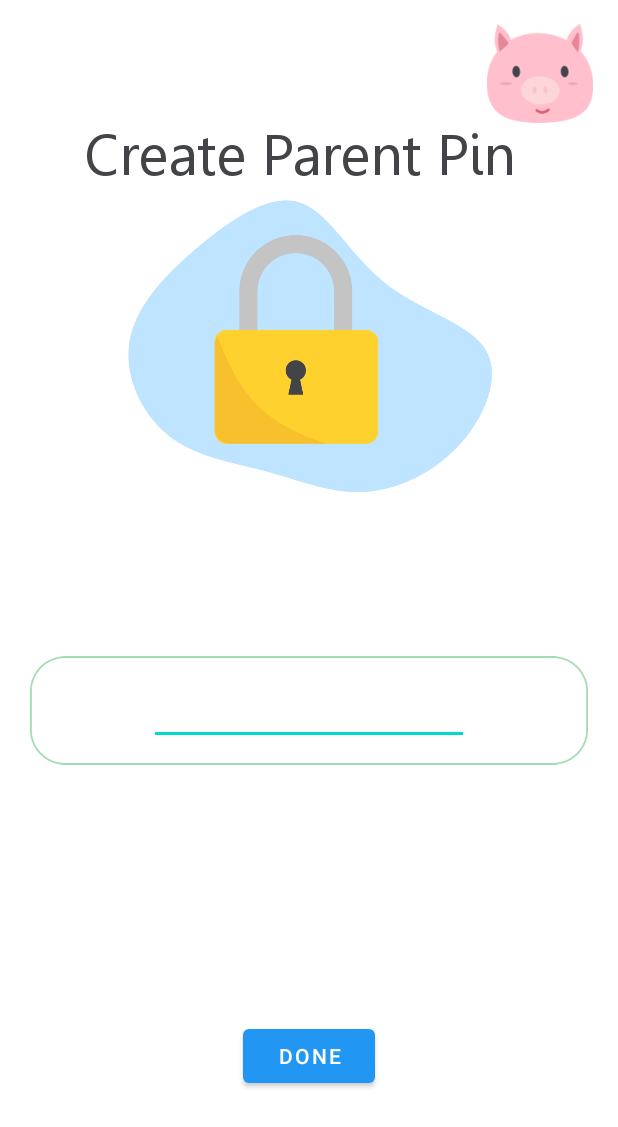
After one commit to BME-HtN2020/PocketPiggy2, an Android app: the layout activity_pin.xml on its own in the app's theme, with its tools: preview values and no code run, on a phone screen of 412 x 824 dp. The commit adds this screen. Shown: the top 1127 px of the screen. Run offline under Robolectric (Android 15) with nearby library versions, the phone set to English and light mode, and no system bars.

Commit message:
Added basic di and created a new PinActivity as an example

```diff
--- a/ProjectPiggy2/app/src/main/AndroidManifest.xml
+++ b/ProjectPiggy2/app/src/main/AndroidManifest.xml
@@ -3,6 +3,7 @@
     package="com.example.projectpiggy2">
 
     <application
+        android:name=".application.PocketPiggy"
         android:allowBackup="true"
         android:icon="@mipmap/ic_launcher"
         android:label="@string/app_name"
@@ -19,6 +20,7 @@
         <activity android:name=".MainActivity" ></activity>
         <activity android:name=".ParentPinActivity"></activity>
         <activity android:name=".ConfirmPinActivity"></activity>
+        <activity android:name=".activities.PinActivity"></activity>
     </application>
 
 </manifest>
--- a/ProjectPiggy2/app/src/main/java/com/example/projectpiggy2/main/NameActivity.java
+++ b/ProjectPiggy2/app/src/main/java/com/example/projectpiggy2/main/NameActivity.java
@@ -12,6 +12,7 @@ import android.widget.Toast;
 import com.example.projectpiggy2.ParentPinActivity;
 import com.example.projectpiggy2.R;
 import com.example.projectpiggy2.UserController;
+import com.example.projectpiggy2.activities.PinActivity;
 
 public class NameActivity extends AppCompatActivity {
 
@@ -38,7 +39,7 @@ public class NameActivity extends AppCompatActivity {
                 String userName = name.getText().toString();
 
                 // create the intent for parent pin activity
-                Intent parentPinIntent = new Intent(NameActivity.this, ParentPinActivity.class);
+                Intent parentPinIntent = new Intent(NameActivity.this, PinActivity.class);
 
                 // set extras to carry over the name
                 parentPinIntent.putExtra("name", userName);
--- /dev/null
+++ b/ProjectPiggy2/app/src/main/res/layout/activity_pin.xml
@@ -0,0 +1,81 @@
+<?xml version="1.0" encoding="utf-8"?>
+<androidx.constraintlayout.widget.ConstraintLayout
+    xmlns:android="http://schemas.android.com/apk/res/android"
+    xmlns:app="http://schemas.android.com/apk/res-auto"
+    xmlns:tools="http://schemas.android.com/tools"
+    android:layout_width="match_parent"
+    android:layout_height="match_parent">
+
+    <TextView
+        android:id="@+id/textView"
+        android:layout_width="wrap_content"
+        android:layout_height="wrap_content"
+        android:layout_marginTop="80dp"
+        android:text="Create Parent Pin"
+        android:theme="@style/h2"
+        app:layout_constraintEnd_toEndOf="parent"
+        app:layout_constraintHorizontal_bias="0.45"
+        app:layout_constraintStart_toStartOf="parent"
+        app:layout_constraintTop_toTopOf="parent" />
+
+    <ImageView
+        android:id="@+id/imageView3"
+        android:layout_width="72dp"
+        android:layout_height="66dp"
+        android:layout_marginTop="16dp"
+        android:layout_marginEnd="16dp"
+        android:layout_marginRight="16dp"
+        app:layout_constraintEnd_toEndOf="parent"
+        app:layout_constraintTop_toTopOf="parent"
+        app:srcCompat="@drawable/logo_silhouette" />
+
+    <ImageView
+        android:id="@+id/lock_imageView"
+        android:layout_width="293dp"
+        android:layout_height="547dp"
+        android:layout_marginBottom="304dp"
+        app:layout_constraintBottom_toBottomOf="parent"
+        app:layout_constraintEnd_toEndOf="parent"
+        app:layout_constraintStart_toStartOf="parent"
+        app:srcCompat="@drawable/lock" />
+
+    <ImageView
+        android:id="@+id/pinEntry_imageView"
+        android:layout_width="0dp"
+        android:layout_height="170dp"
+        android:layout_marginStart="20dp"
+        android:layout_marginLeft="20dp"
+        android:layout_marginEnd="20dp"
+        android:layout_marginRight="20dp"
+        app:layout_constraintBottom_toBottomOf="parent"
+        app:layout_constraintEnd_toEndOf="parent"
+        app:layout_constraintHorizontal_bias="0.49"
+        app:layout_constraintStart_toStartOf="parent"
+        app:layout_constraintTop_toBottomOf="@+id/textView"
+        app:layout_constraintVertical_bias="0.498"
+        app:srcCompat="@drawable/pin_pad_rectangle" />
+
+    <EditText
+        android:id="@+id/editTextNumber"
+        android:layout_width="wrap_content"
+        android:layout_height="wrap_content"
+        android:ems="10"
+        android:inputType="number"
+        android:maxLength="4"
+        app:layout_constraintBottom_toBottomOf="@+id/pinEntry_imageView"
+        app:layout_constraintEnd_toEndOf="parent"
+        app:layout_constraintStart_toStartOf="parent"
+        app:layout_constraintTop_toTopOf="@+id/pinEntry_imageView" />
+
+    <Button
+        android:id="@+id/doneButton"
+        android:layout_width="wrap_content"
+        android:layout_height="wrap_content"
+        android:layout_marginBottom="96dp"
+        android:text="Done"
+        app:backgroundTint="#2196F3"
+        app:layout_constraintBottom_toBottomOf="parent"
+        app:layout_constraintEnd_toEndOf="parent"
+        app:layout_constraintStart_toStartOf="parent" />
+
+</androidx.constraintlayout.widget.ConstraintLayout>
```
Also changed, not shown: ProjectPiggy2/app/build.gradle (+8 -0 lines), ProjectPiggy2/app/src/main/java/com/example/projectpiggy2/activities/PinActivity.kt (added, +97 -0 lines), ProjectPiggy2/app/src/main/java/com/example/projectpiggy2/application/PocketPiggy.kt (added, +24 -0 lines), ProjectPiggy2/app/src/main/java/com/example/projectpiggy2/di/modules/UserModule.kt (added, +13 -0 lines), ProjectPiggy2/app/src/main/java/com/example/projectpiggy2/di/modules/ViewModelModule.kt (added, +15 -0 lines), ProjectPiggy2/app/src/main/java/com/example/projectpiggy2/user/UserInfo.kt (added, +15 -0 lines), ProjectPiggy2/app/src/main/java/com/example/projectpiggy2/user/UserWrapper.kt (added, +17 -0 lines), ProjectPiggy2/app/src/main/java/com/example/projectpiggy2/viewmodels/PinViewModel.kt (added, +118 -0 lines).
